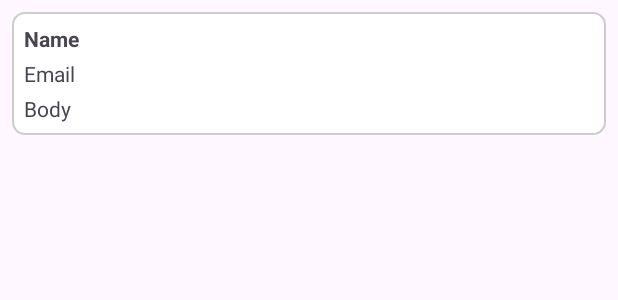
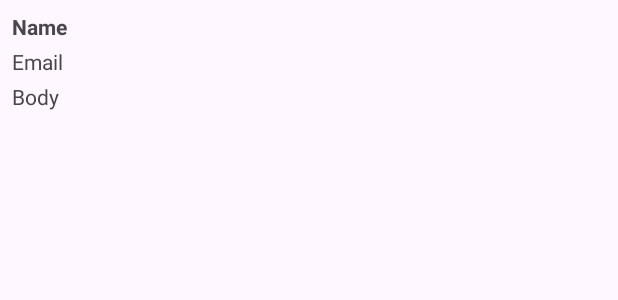
Before and after one commit to meronkahsay/Recycler-View, an Android app: the layout comment_list_item.xml on its own in the app's theme, with its tools: preview values and no code run, on a phone screen of 412 x 824 dp. Shown: the top 300 px of the screen. Run offline under Robolectric (Android 15) with nearby library versions, the phone set to English and light mode, and no system bars.

```diff
--- a/app/src/main/res/layout/comment_list_item.xml
+++ b/app/src/main/res/layout/comment_list_item.xml
@@ -3,9 +3,7 @@
     xmlns:app="http://schemas.android.com/apk/res-auto"
     android:layout_width="match_parent"
     android:layout_height="wrap_content"
-    android:layout_margin="8dp"
-    android:background="@drawable/card_border_background"
-    android:padding="8dp">
+    android:layout_margin="8dp">
 
 
 
```
